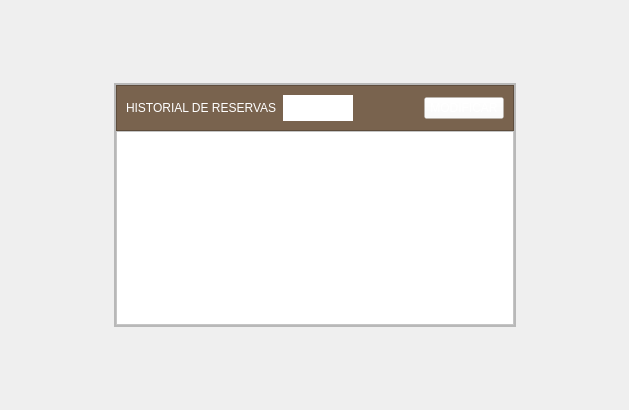
The window that reservas.ui (altitude-solutions/Camino_Real_Desktop) describes before a commit, drawn with Qt 5.
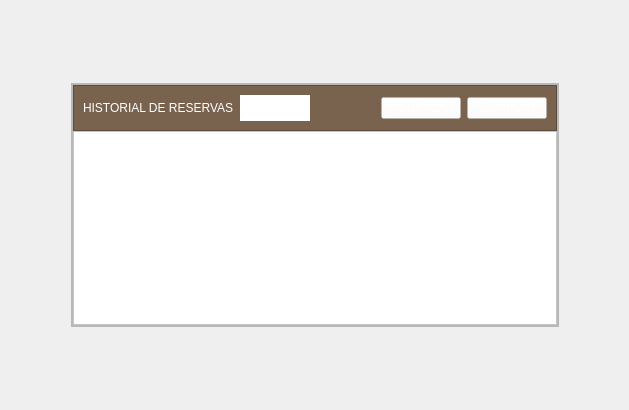
The same window after the commit.

Commit message: Erase button

Patch:
```diff
--- a/reservas.ui
+++ b/reservas.ui
@@ -182,6 +182,22 @@
                 </property>
                </widget>
               </item>
+              <item>
+               <widget class="QPushButton" name="delete_2">
+                <property name="styleSheet">
+                 <string notr="true">font: 10pt &quot;MS Shell Dlg 2&quot;;
+color:white;
+background-color:rgba(255,255,255,30%);
+min-width:8em;
+max-width:8em;
+min-height:2em;
+max-height:2em;</string>
+                </property>
+                <property name="text">
+                 <string>ELIMINAR</string>
+                </property>
+               </widget>
+              </item>
              </layout>
             </widget>
            </item>
```
The commit also changes 13 other files.
